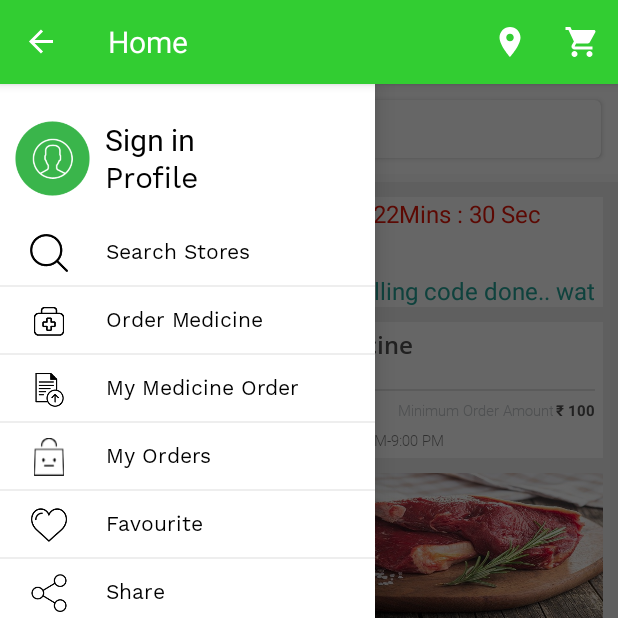
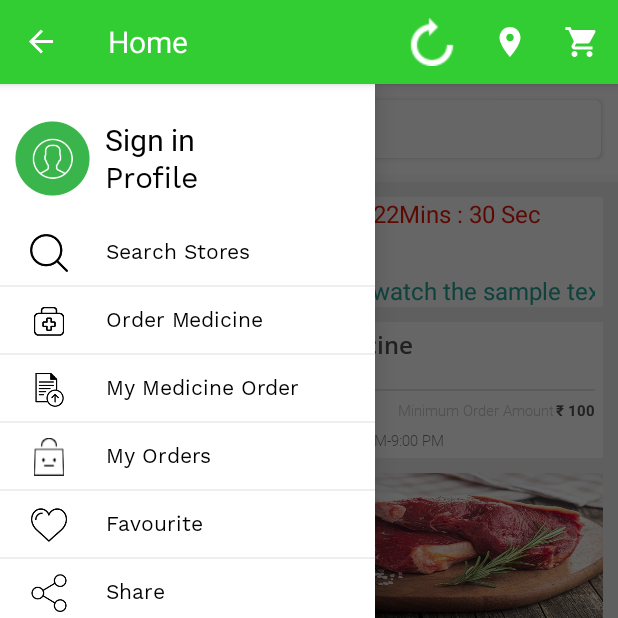
Before and after one commit to Rakhi15/FoodApp_V2, an Android app: the screen it shows after launch (MainActivity), after a tap on "open", on a phone screen of 412 x 824 dp, the top half of it. Run offline under Robolectric (Android 15) with nearby library versions, the phone set to English and light mode, and no system bars; our stand-ins replace AdMob, Picasso, Volley; libraries missing offline, so code that uses them is left out: com.crashlytics.android, com.facebook, com.facebook.login, com.gitonway.lee, io.fabric.sdk; network calls fail; pictures from the network do not load; 6 statements that could not run were skipped; 3 other taps on this screen came first.

Commit message:
Rakhi Updates Done Complete

```diff
--- a/app/src/main/AndroidManifest.xml
+++ b/app/src/main/AndroidManifest.xml
@@ -230,6 +230,9 @@
             android:name="com.healthy.basket.activity.DeliveryUserProfile"
             android:screenOrientation="portrait" />
         <activity
+            android:name="com.healthy.basket.activity.MuttonOrderActivity"
+            android:screenOrientation="portrait" />
+        <activity
             android:name="com.healthy.basket.activity.DeliveryOrderDetail"
             android:screenOrientation="portrait" />
         <activity
--- a/app/src/main/java/com/healthy/basket/activity/MainActivity.java
+++ b/app/src/main/java/com/healthy/basket/activity/MainActivity.java
@@ -922,6 +922,8 @@
                 dialog.create().show();
             }
             return true;
+        }else if (id == R.id.action_refresh){
+            startActivity(new Intent(MainActivity.this, MainActivity.class));
         }
 
         // Activate the navigation drawer toggle
--- a/app/src/main/res/menu/menu_main.xml
+++ b/app/src/main/res/menu/menu_main.xml
@@ -4,6 +4,12 @@
 
       tools:context="com.healthy.basket.activity.MainActivity">
 
+    <item android:id="@+id/action_refresh"
+        android:title=""
+        android:orderInCategory="100"
+        app:showAsAction="ifRoom"
+        android:icon="@drawable/refresh_new"
+        />
     <item android:id="@+id/action_setting"
         android:title=""
         android:orderInCategory="100"
```
Also changed, not shown: app/src/main/res/drawable/refresh_new.png (added).
